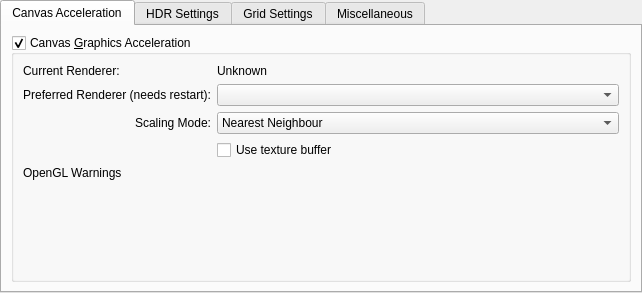
Old version of the form libs/ui/forms/wdgdisplaysettings.ui in the repository KDE/krita.
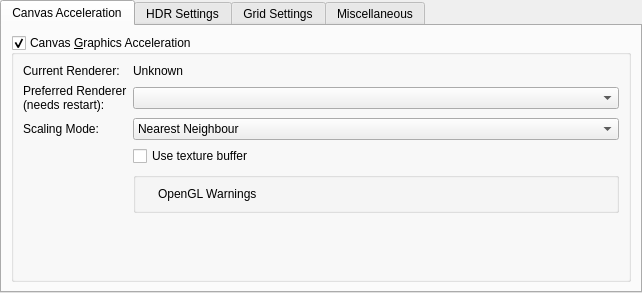
New version of the form. Custom widgets are drawn as their Qt base class.

Commit message: Display Settings: consistently style OpenGL warnings

The edit to the form file:
```diff
--- a/libs/ui/forms/wdgdisplaysettings.ui
+++ b/libs/ui/forms/wdgdisplaysettings.ui
@@ -61,8 +61,30 @@
           <bool>true</bool>
          </property>
          <layout class="QGridLayout">
-          <item row="4" column="0" colspan="2">
+          <item row="4" column="1">
+           <widget class="QGroupBox" name="grpOpenGLWarnings">
+            <property name="title">
+             <string/>
+            </property>
+            <layout class="QHBoxLayout" name="horizontalLayout">
+             <item>
+              <widget class="QLabel" name="lblOpenGLWarningsIcon">
+               <property name="text">
+                <string/>
+               </property>
+               <property name="alignment">
+                <set>Qt::AlignLeading|Qt::AlignLeft|Qt::AlignTop</set>
+               </property>
+              </widget>
+             </item>
+             <item>
            <widget class="QLabel" name="lblOpenGLWarnings">
+               <property name="sizePolicy">
+                <sizepolicy hsizetype="MinimumExpanding" vsizetype="Minimum">
+                 <horstretch>0</horstretch>
+                 <verstretch>0</verstretch>
+                </sizepolicy>
+               </property>
             <property name="text">
              <string notr="true">OpenGL Warnings</string>
             </property>
@@ -74,6 +96,9 @@
             </property>
            </widget>
           </item>
+            </layout>
+           </widget>
+          </item>
           <item row="2" column="0">
            <widget class="QLabel" name="label">
             <property name="sizePolicy">
@@ -85,8 +110,8 @@
             <property name="text">
              <string>Scaling Mode:</string>
             </property>
-            <property name="alignment">
-             <set>Qt::AlignRight|Qt::AlignTrailing|Qt::AlignVCenter</set>
+            <property name="wordWrap">
+             <bool>true</bool>
             </property>
            </widget>
           </item>
@@ -95,6 +120,9 @@
             <property name="text">
              <string>Current Renderer:</string>
             </property>
+            <property name="wordWrap">
+             <bool>true</bool>
+            </property>
            </widget>
           </item>
           <item row="5" column="0" colspan="2">
@@ -164,8 +192,8 @@
             <property name="text">
              <string>Preferred Renderer (needs restart):</string>
             </property>
-            <property name="alignment">
-             <set>Qt::AlignRight|Qt::AlignTrailing|Qt::AlignVCenter</set>
+            <property name="wordWrap">
+             <bool>true</bool>
             </property>
            </widget>
           </item>
```
Lines whose indentation alone changed are shown as unchanged. The commit also changes 1 other file.
